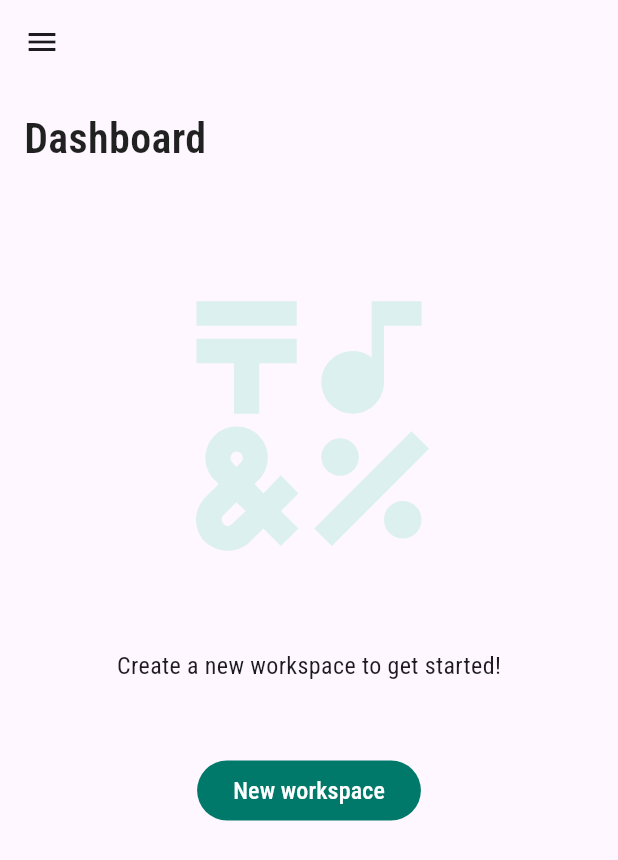
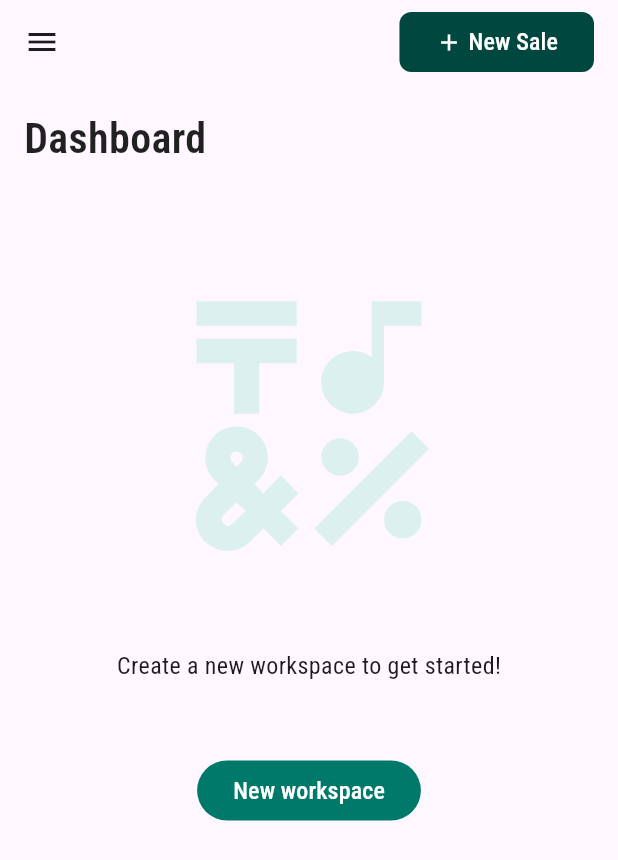
Before and after one commit to beverly-m/shinda-app, a Flutter app: the MobileScaffold screen opened directly, on a phone screen of 412 x 824 dp. Shown: the top 860 px of the screen. Run offline on Flutter 3.47's test engine with Material 3 defaults, Android fonts, the phone set to English and light mode, and no system bars; our stand-ins replace currency_text_input_formatter, drift, firebase_auth, firebase_core, fl_chart, google_fonts and 4 more; missing offline and left inert: pluto_grid, sqlite3; accounts and stored records are empty; generated files the repository leaves out were written again.

Commit message:
add sale button for mobile

```diff
--- a/lib/responsive/mobile_scaffold.dart
+++ b/lib/responsive/mobile_scaffold.dart
@@ -5,6 +5,7 @@ import 'package:shinda_app/components/drawer_item.dart';
 import 'package:shinda_app/constants/drawer_items.dart';
 import 'package:shinda_app/constants/drawer_views.dart';
 import 'package:shinda_app/constants/routes.dart';
+import 'package:shinda_app/constants/text_syles.dart';
 import 'package:shinda_app/services/auth/auth_exceptions.dart';
 import 'package:shinda_app/services/auth/auth_service.dart';
 import 'package:shinda_app/utilities/show_error_dialog.dart';
@@ -25,8 +26,35 @@ class _MobileScaffoldState extends State<MobileScaffold> {
     final safeArea =
         EdgeInsets.only(top: MediaQuery.of(context).viewPadding.top);
     return Scaffold(
-      appBar: AppBar(),
+      appBar: AppBar(
+        scrolledUnderElevation: 0.0,
+        actions: [
+          Padding(
+            padding: const EdgeInsets.only(right: 16.0),
+            child: FilledButton(
+              onPressed: () {},
+              style: FilledButton.styleFrom(
+                backgroundColor: primary,
+                shape: RoundedRectangleBorder(
+                  borderRadius: BorderRadius.circular(8.0),
+                ),
+              ),
+              child: const Row(
+                children: [
+                  Icon(Icons.add),
+                  SizedBox(width: 4.0),
+                  Text(
+                    "New Sale",
+                    style: TextStyle(fontSize: 16),
+                  ),
+                ],
+              ),
+            ),
+          )
+        ],
+      ),
       drawer: Drawer(
+        backgroundColor: Colors.white,
         child: ListView(
           children: [
             const SizedBox(height: 16.0),
--- a/lib/responsive/tablet_scaffold.dart
+++ b/lib/responsive/tablet_scaffold.dart
@@ -25,7 +25,9 @@ class _TabletScaffoldState extends State<TabletScaffold> {
     final safeArea =
         EdgeInsets.only(top: MediaQuery.of(context).viewPadding.top);
     return Scaffold(
-      appBar: AppBar(),
+      appBar: AppBar(
+        scrolledUnderElevation: 0.0,
+      ),
       drawer: Drawer(
         child: ListView(
           children: [
--- a/lib/views/dashboard/dashboard_view.dart
+++ b/lib/views/dashboard/dashboard_view.dart
@@ -2,6 +2,7 @@ import 'dart:developer';
 
 import 'package:flutter/material.dart';
 import 'package:google_fonts/google_fonts.dart';
+import 'package:shinda_app/components/buttons.dart';
 import 'package:shinda_app/components/dashboard_widget.dart';
 import 'package:shinda_app/components/side_dashboard_widget.dart';
 import 'package:shinda_app/constants/text_syles.dart';
@@ -209,10 +210,11 @@ class _DashboardViewState extends State<DashboardView> {
                         ),
                         const Expanded(child: SizedBox()),
                         _workspaceData != null && _workspaceData!.isNotEmpty
+                            ? Responsive.isDesktop(context)
                                 ? FilledButton(
                                     style: const ButtonStyle(
                                       backgroundColor: MaterialStatePropertyAll(
-                                    Color.fromRGBO(0, 121, 107, 1),
+                                        primary,
                                       ),
                                     ),
                                     onPressed: () async {
@@ -222,6 +224,12 @@ class _DashboardViewState extends State<DashboardView> {
                                       "New workspace",
                                       style: TextStyle(fontSize: 16.0),
                                     ),
+                                  )
+                                : OutlinedAppButton(
+                                    onPressed: () async {
+                                      await _showAddWorkspaceDialog(context);
+                                    },
+                                    labelText: "New workspace",
                                   )
                             : const SizedBox(),
                       ],
@@ -235,8 +243,10 @@ class _DashboardViewState extends State<DashboardView> {
                           flex: 8,
                           child: DashboardWidget(),
                         ),
-                        if(isDesktop)
-                        const SizedBox(width: 16,),
+                        if (isDesktop)
+                          const SizedBox(
+                            width: 16,
+                          ),
                         if (isDesktop)
                           const Expanded(
                             flex: 3,
```
Lines whose indentation alone changed are shown as unchanged.
